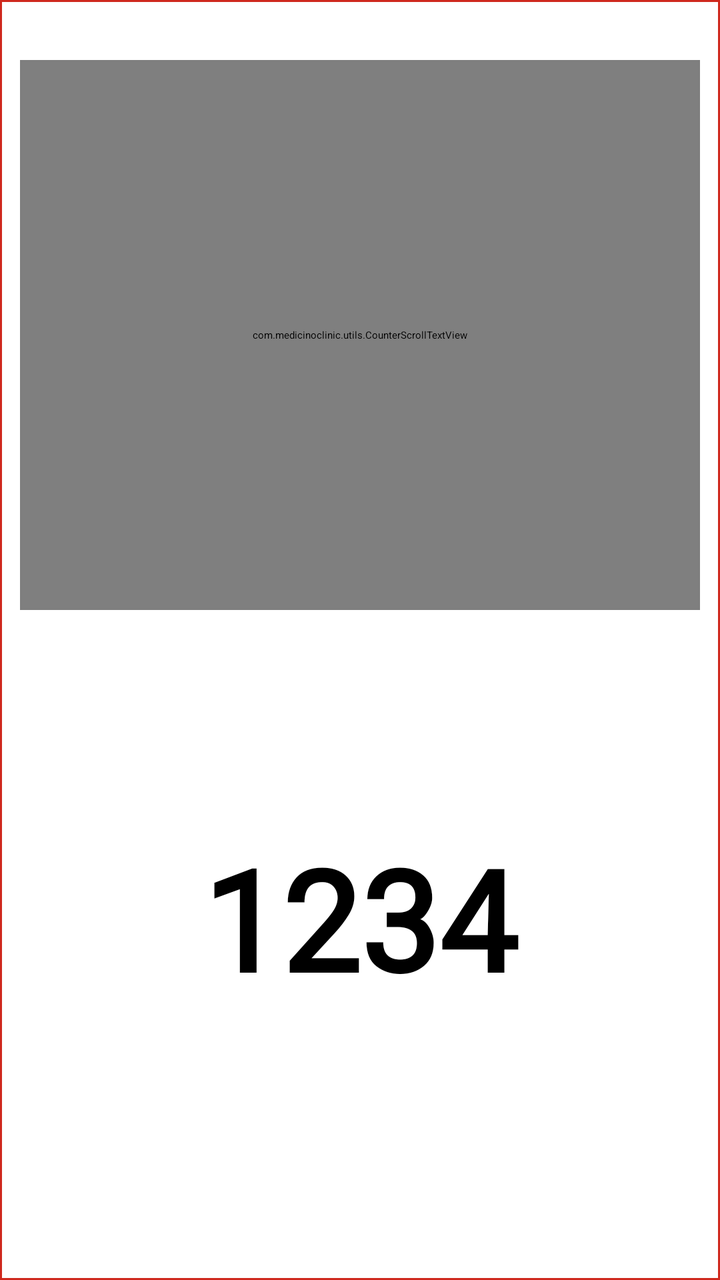
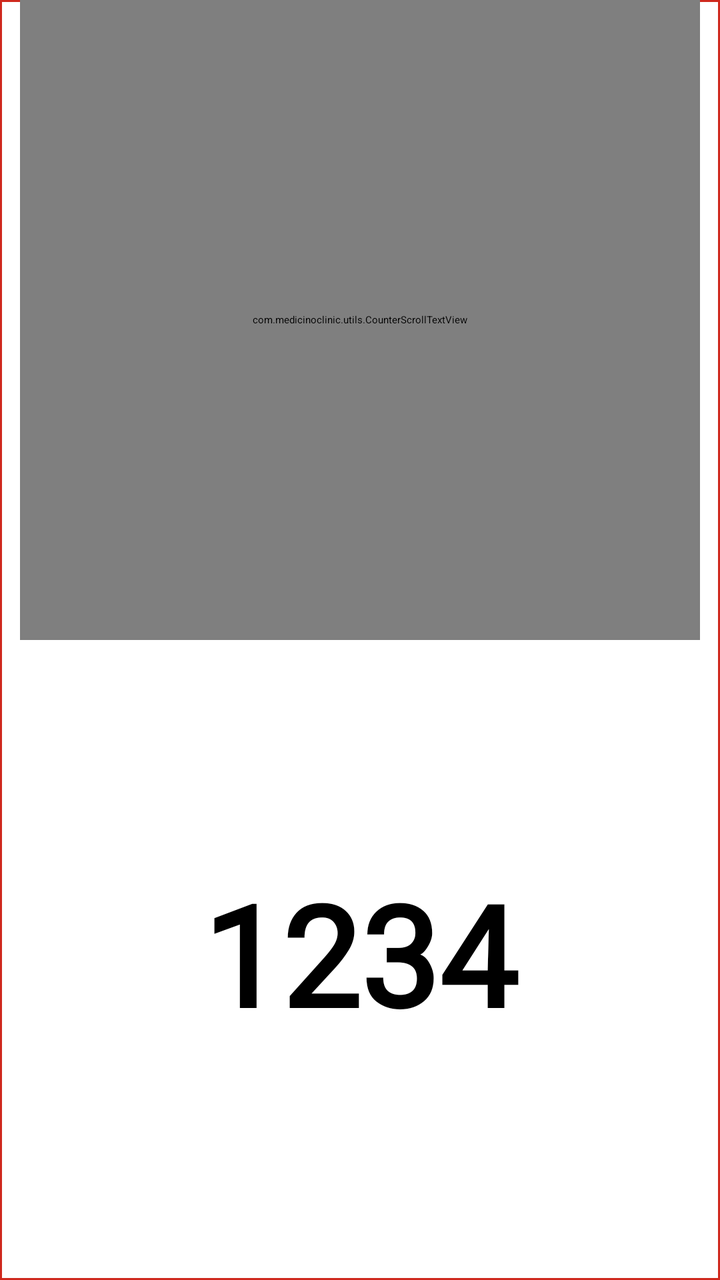

Two renders of the same Android screen: before a commit and after it. Below are the layout's source before the change and the commit's diff.
<!-- AndroidManifest.xml: application theme Theme.MedicinoAndroidTV -->
<!-- res/layout/item_counter1.xml -->
<?xml version="1.0" encoding="utf-8"?>
<LinearLayout xmlns:android="http://schemas.android.com/apk/res/android"
    android:layout_width="match_parent"
    android:layout_height="wrap_content"
    android:background="@drawable/focus"
    android:focusable="true"
    android:focusableInTouchMode="true"
    android:orientation="vertical"
    android:paddingStart="10dp"
    android:paddingEnd="10dp"
    android:weightSum="2">

    <com.medicinoclinic.utils.CounterScrollTextView
        android:id="@+id/tv_name"
        android:layout_width="match_parent"
        android:layout_height="0dp"
        android:gravity="center_vertical|center"
        android:singleLine="true"
        android:text="Counter A"
        android:fontFamily="@font/poppins_regular"
        android:textColor="@color/black"
        android:textSize="50sp"
        android:textStyle="bold"
        android:paddingTop="0dp"
        android:paddingBottom="0dp"
        android:lineSpacingExtra="0dp"
        android:textFontWeight="900"
        android:includeFontPadding="false"
        android:layout_weight="1"
        android:layout_marginTop="30dp"
        android:layout_marginBottom="0dp"/>

    <TextView
        android:id="@+id/tv_token"
        android:layout_width="match_parent"
        android:layout_height="0dp"
        android:gravity="center_vertical|center"
        android:layout_marginTop="20dp"
        android:layout_marginBottom="40dp"
        android:text="1234"
        android:textColor="@android:color/black"
        android:textSize="70sp"
        android:textStyle="bold"
        android:paddingTop="0dp"
        android:fontFamily="@font/poppins_bold"
        android:paddingBottom="0dp"
        android:lineSpacingExtra="0dp"
        android:includeFontPadding="false"
        android:layout_weight="1"/>

</LinearLayout>
<!-- resources referenced by this layout -->
<resources>
  <color name="black">#000000</color>
  <!-- drawable focus (drawable) -->
  <?xml version="1.0" encoding="utf-8"?>
  <selector xmlns:android="http://schemas.android.com/apk/res/android">
      <item android:state_focused="true" android:drawable="@drawable/rectangle_bg1" />
      <item android:drawable="@drawable/rectangle_bg" />
  </selector>
  <style name="Theme.MedicinoAndroidTV" parent="@style/Theme.Leanback" />
  <!-- drawable rectangle_bg1 (drawable) -->
  <?xml version="1.0" encoding="utf-8"?>
  <shape xmlns:android="http://schemas.android.com/apk/res/android">
      <solid android:color="@color/selectedBg"/>
      <stroke android:width="1dp" android:color="@color/red"/>
      <corners android:radius="1dp" />
  
  </shape>
  <!-- drawable rectangle_bg (drawable) -->
  <?xml version="1.0" encoding="utf-8"?>
  <shape xmlns:android="http://schemas.android.com/apk/res/android">
      <solid android:color="@color/white"/>
  
      <stroke android:width="1dp"
          android:color="@color/red"
          />
  
  
  
  
  
  
  
      <corners android:bottomRightRadius="0dp"
          android:bottomLeftRadius="0dp"
          android:topLeftRadius="0dp"
          android:topRightRadius="0dp"/>
  </shape>
  <color name="selectedBg">#A692F3DE</color>
  <color name="red">#CF291E</color>
  <color name="white">#ffffff</color>
</resources>

<!-- the commit's change to res/layout/item_counter1.xml (unified diff, before → after) -->
@@ -1,7 +1,7 @@
 <?xml version="1.0" encoding="utf-8"?>
 <LinearLayout xmlns:android="http://schemas.android.com/apk/res/android"
     android:layout_width="match_parent"
-    android:layout_height="wrap_content"
+    android:layout_height="match_parent"
     android:background="@drawable/focus"
     android:focusable="true"
     android:focusableInTouchMode="true"
@@ -14,38 +14,30 @@
         android:id="@+id/tv_name"
         android:layout_width="match_parent"
         android:layout_height="0dp"
-        android:gravity="center_vertical|center"
+        android:layout_weight="1"
+        android:fontFamily="@font/poppins_regular"
+        android:gravity="center"
+        android:includeFontPadding="false"
+        android:lineSpacingExtra="0dp"
         android:singleLine="true"
         android:text="Counter A"
-        android:fontFamily="@font/poppins_regular"
         android:textColor="@color/black"
+        android:textFontWeight="900"
         android:textSize="50sp"
-        android:textStyle="bold"
-        android:paddingTop="0dp"
-        android:paddingBottom="0dp"
-        android:lineSpacingExtra="0dp"
-        android:textFontWeight="900"
-        android:includeFontPadding="false"
-        android:layout_weight="1"
-        android:layout_marginTop="30dp"
-        android:layout_marginBottom="0dp"/>
+        android:textStyle="bold" />
 
     <TextView
         android:id="@+id/tv_token"
         android:layout_width="match_parent"
         android:layout_height="0dp"
-        android:gravity="center_vertical|center"
-        android:layout_marginTop="20dp"
-        android:layout_marginBottom="40dp"
+        android:layout_weight="1"
+        android:fontFamily="@font/poppins_bold"
+        android:gravity="center"
+        android:includeFontPadding="false"
+        android:lineSpacingExtra="0dp"
         android:text="1234"
         android:textColor="@android:color/black"
         android:textSize="70sp"
-        android:textStyle="bold"
-        android:paddingTop="0dp"
-        android:fontFamily="@font/poppins_bold"
-        android:paddingBottom="0dp"
-        android:lineSpacingExtra="0dp"
-        android:includeFontPadding="false"
-        android:layout_weight="1"/>
+        android:textStyle="bold" />
 
 </LinearLayout>
